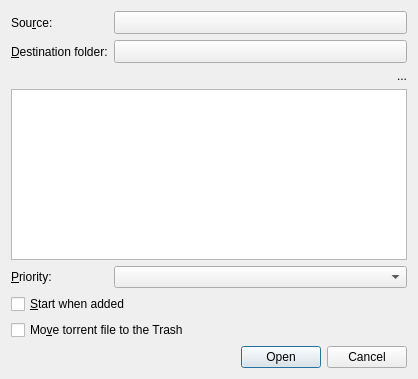
Old version of the form qt/OptionsDialog.ui in the repository retransmission/retransmission.
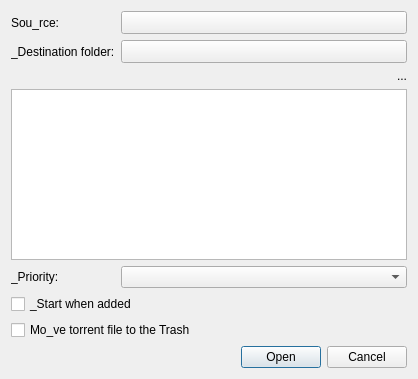
New version of the form. Custom widgets are drawn as their Qt base class.

What changed in the file:
```diff
--- a/qt/OptionsDialog.ui
+++ b/qt/OptionsDialog.ui
@@ -14,7 +14,7 @@
    <item row="0" column="0">
     <widget class="QLabel" name="sourceLabel">
      <property name="text">
-      <string>Sou&amp;rce:</string>
+      <string>Sou_rce:</string>
      </property>
      <property name="buddy">
       <cstring>sourceButton</cstring>
@@ -36,7 +36,7 @@
    <item row="1" column="0">
     <widget class="QLabel" name="destinationLabel">
      <property name="text">
-      <string>&amp;Destination folder:</string>
+      <string>_Destination folder:</string>
      </property>
      <property name="buddy">
       <cstring>destinationButton</cstring>
@@ -78,7 +78,7 @@
    <item row="4" column="0">
     <widget class="QLabel" name="priorityLabel">
      <property name="text">
-      <string>&amp;Priority:</string>
+      <string>_Priority:</string>
      </property>
      <property name="buddy">
       <cstring>priorityCombo</cstring>
@@ -91,14 +91,14 @@
    <item row="5" column="0" colspan="2">
     <widget class="QCheckBox" name="startCheck">
      <property name="text">
-      <string>&amp;Start when added</string>
+      <string>_Start when added</string>
      </property>
     </widget>
    </item>
    <item row="6" column="0" colspan="2">
     <widget class="QCheckBox" name="trashCheck">
      <property name="text">
-      <string>Mo&amp;ve torrent file to the Trash</string>
+      <string>Mo_ve torrent file to the Trash</string>
      </property>
     </widget>
    </item>
```
